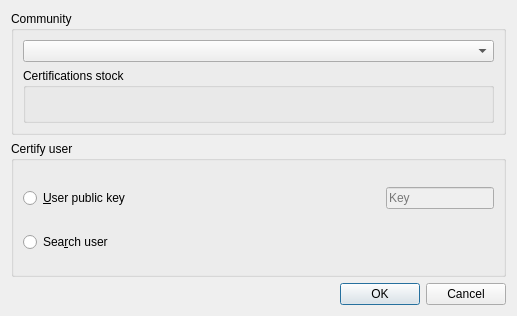
Qt form src/sakia/gui/dialogs/certification/certification.ui (duniter/sakia) before a commit.
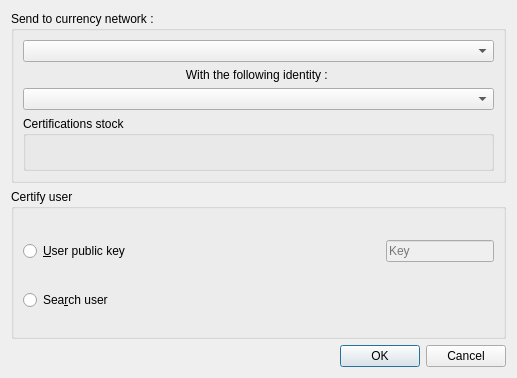
The same form after that commit.

```diff
--- a/src/sakia/gui/dialogs/certification/certification.ui
+++ b/src/sakia/gui/dialogs/certification/certification.ui
@@ -7,7 +7,7 @@
     <x>0</x>
     <y>0</y>
     <width>517</width>
-    <height>316</height>
+    <height>378</height>
    </rect>
   </property>
   <property name="windowTitle">
@@ -23,11 +23,24 @@
       </sizepolicy>
      </property>
      <property name="title">
-      <string>Community</string>
+      <string>Send to currency network :</string>
      </property>
      <layout class="QVBoxLayout" name="verticalLayout_2">
       <item>
-       <widget class="QComboBox" name="combo_community"/>
+       <widget class="QComboBox" name="combo_currency"/>
+      </item>
+      <item>
+       <widget class="QLabel" name="label">
+        <property name="text">
+         <string>With the following identity : </string>
+        </property>
+        <property name="alignment">
+         <set>Qt::AlignCenter</set>
+        </property>
+       </widget>
+      </item>
+      <item>
+       <widget class="QComboBox" name="combo_pubkey"/>
       </item>
       <item>
        <widget class="QGroupBox" name="groupBox_3">
```
